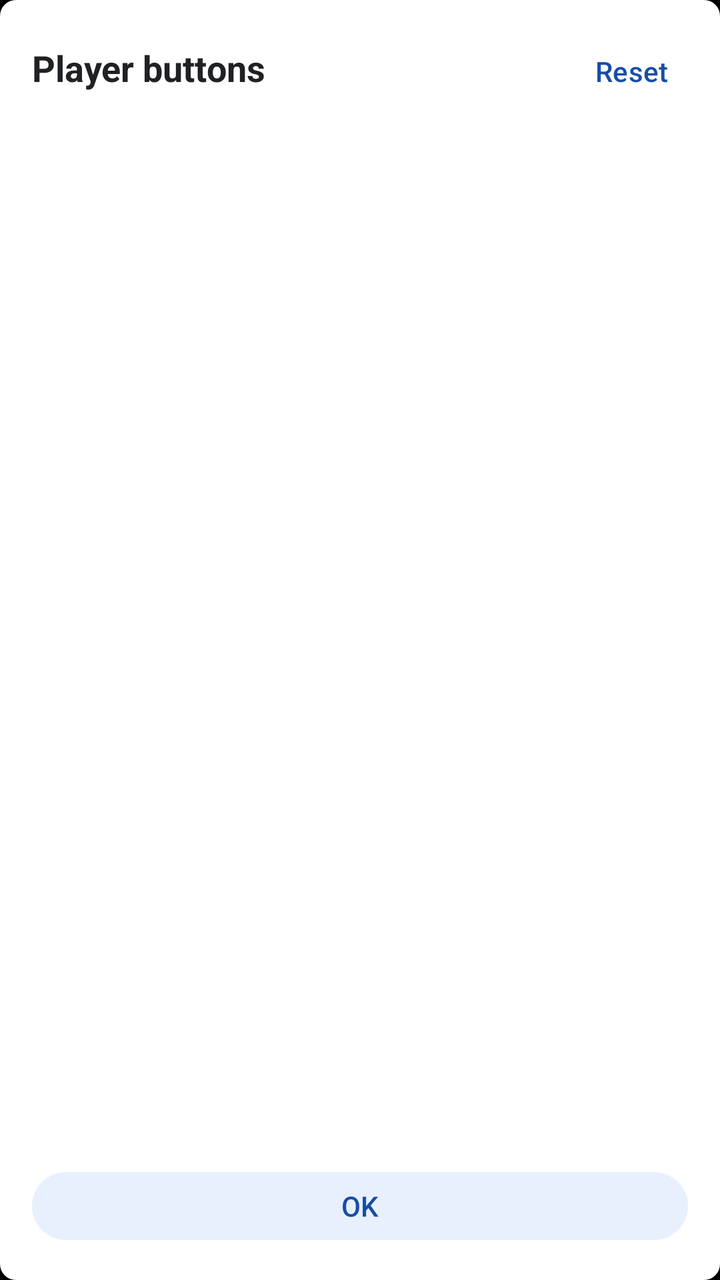
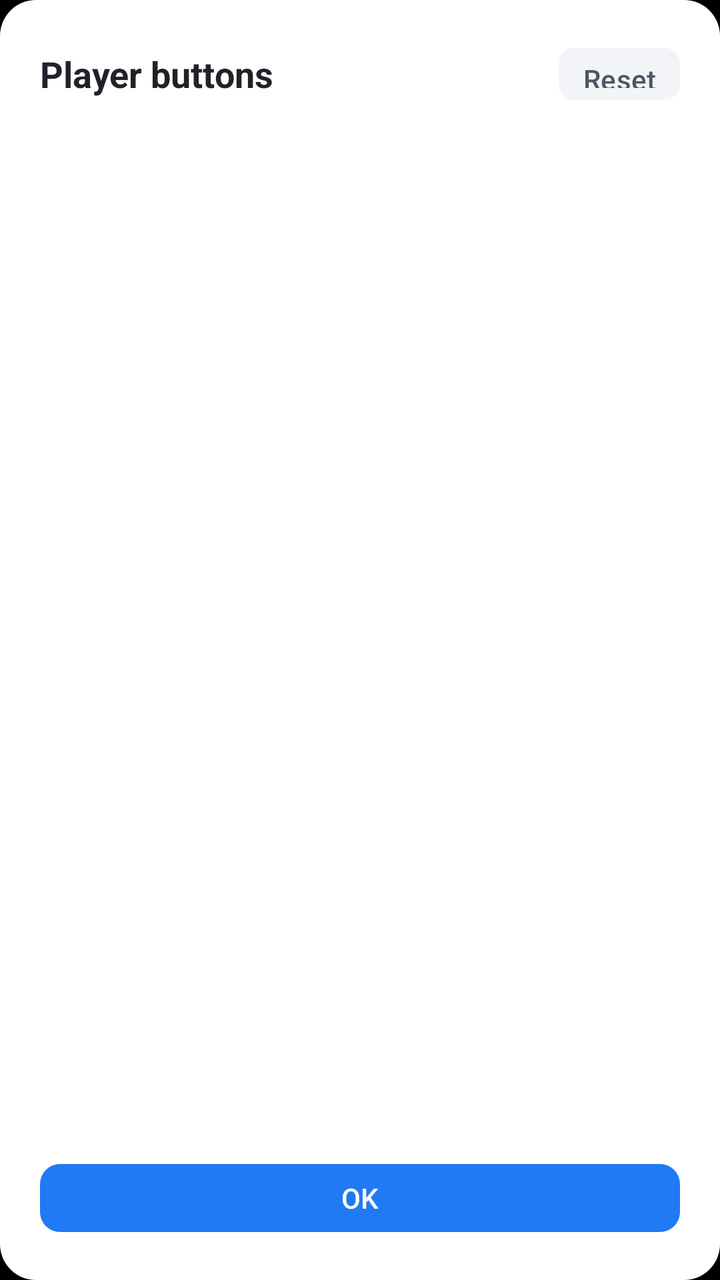

Compare the two renders of this Android layout. The source of the first and the diff that turns it into the second are given below.
<!-- AndroidManifest.xml: application theme Theme.App -->
<!-- res/layout/dialog_player_button_config.xml -->
<?xml version="1.0" encoding="utf-8"?>
<androidx.appcompat.widget.LinearLayoutCompat xmlns:android="http://schemas.android.com/apk/res/android"
    xmlns:app="http://schemas.android.com/apk/res-auto"
    android:id="@+id/root"
    android:layout_width="match_parent"
    android:layout_height="match_parent"
    android:background="@drawable/shape_shell_proxy_dialog"
    android:orientation="vertical"
    android:padding="16dp">

    <androidx.appcompat.widget.LinearLayoutCompat
        android:layout_width="match_parent"
        android:layout_height="wrap_content"
        android:gravity="center_vertical"
        android:orientation="horizontal">

        <com.google.android.material.textview.MaterialTextView
            android:layout_width="0dp"
            android:layout_height="wrap_content"
            android:layout_weight="1"
            android:text="@string/player_button_config"
            android:textColor="#202124"
            android:textSize="18sp"
            android:textStyle="bold" />

        <com.google.android.material.button.MaterialButton
            android:id="@+id/reset"
            style="@style/Widget.Material3.Button.TextButton"
            android:layout_width="wrap_content"
            android:layout_height="36dp"
            android:minWidth="56dp"
            android:paddingStart="10dp"
            android:paddingEnd="10dp"
            android:text="@string/dialog_reset"
            android:textColor="@color/dialog_tonal_button_text" />

    </androidx.appcompat.widget.LinearLayoutCompat>

    <com.google.android.material.textview.MaterialTextView
        android:id="@+id/summary"
        android:layout_width="match_parent"
        android:layout_height="wrap_content"
        android:layout_marginTop="6dp"
        android:textColor="#5F6368"
        android:textSize="13sp" />

    <androidx.recyclerview.widget.RecyclerView
        android:id="@+id/recycler"
        android:layout_width="match_parent"
        android:layout_height="0dp"
        android:layout_marginTop="12dp"
        android:layout_weight="1"
        android:clipToPadding="false"
        android:overScrollMode="never"
        android:paddingTop="8dp"
        android:paddingBottom="8dp" />

    <com.google.android.material.button.MaterialButton
        android:id="@+id/close"
        android:layout_width="match_parent"
        android:layout_height="42dp"
        android:layout_marginTop="12dp"
        android:text="@string/dialog_positive"
        android:textColor="@color/dialog_tonal_button_text"
        app:backgroundTint="@color/dialog_tonal_button_bg" />

</androidx.appcompat.widget.LinearLayoutCompat>
<!-- resources referenced by this layout -->
<resources>
  <!-- drawable shape_shell_proxy_dialog (drawable) -->
  <?xml version="1.0" encoding="utf-8"?>
  <shape xmlns:android="http://schemas.android.com/apk/res/android"
      android:shape="rectangle">
  
      <solid android:color="@color/white" />
  
      <corners android:radius="8dp" />
  
  </shape>
  <string name="dialog_positive">OK</string>
  <string name="dialog_reset">Reset</string>
  <string name="player_button_config">Player buttons</string>
  <style name="Theme.App" parent="Theme.Base" />
  <color name="white">#FFFFFF</color>
  <style name="Theme.Base" parent="Theme.Material3.Dark.NoActionBar">
          <item name="colorPrimary">@color/white</item>
          <item name="android:windowBackground">@color/black</item>
          <item name="android:windowFullscreen">true</item>
          <item name="android:windowTranslucentStatus">true</item>
          <item name="android:windowTranslucentNavigation">true</item>
          <item name="android:windowAnimationStyle">@style/NoAnim</item>
      </style>
  <color name="black">#000000</color>
  <style name="NoAnim">
          <item name="android:activityOpenEnterAnimation">@null</item>
          <item name="android:activityOpenExitAnimation">@null</item>
          <item name="android:activityCloseEnterAnimation">@null</item>
          <item name="android:activityCloseExitAnimation">@null</item>
      </style>
</resources>

<!-- the commit's change to res/layout/dialog_player_button_config.xml (unified diff, before → after) -->
@@ -6,7 +6,7 @@
     android:layout_height="match_parent"
     android:background="@drawable/shape_shell_proxy_dialog"
     android:orientation="vertical"
-    android:padding="16dp">
+    android:padding="20dp">
 
     <androidx.appcompat.widget.LinearLayoutCompat
         android:layout_width="match_parent"
@@ -19,7 +19,7 @@
             android:layout_height="wrap_content"
             android:layout_weight="1"
             android:text="@string/player_button_config"
-            android:textColor="#202124"
+            android:textColor="#1F2329"
             android:textSize="18sp"
             android:textStyle="bold" />
 
@@ -27,12 +27,14 @@
             android:id="@+id/reset"
             style="@style/Widget.Material3.Button.TextButton"
             android:layout_width="wrap_content"
-            android:layout_height="36dp"
+            android:layout_height="34dp"
             android:minWidth="56dp"
-            android:paddingStart="10dp"
-            android:paddingEnd="10dp"
+            android:paddingStart="12dp"
+            android:paddingEnd="12dp"
             android:text="@string/dialog_reset"
-            android:textColor="@color/dialog_tonal_button_text" />
+            android:textColor="#4E5564"
+            app:backgroundTint="#F2F4F7"
+            app:cornerRadius="8dp" />
 
     </androidx.appcompat.widget.LinearLayoutCompat>
 
@@ -48,12 +50,12 @@
         android:id="@+id/recycler"
         android:layout_width="match_parent"
         android:layout_height="0dp"
-        android:layout_marginTop="12dp"
+        android:layout_marginTop="10dp"
         android:layout_weight="1"
         android:clipToPadding="false"
         android:overScrollMode="never"
-        android:paddingTop="8dp"
-        android:paddingBottom="8dp" />
+        android:paddingTop="4dp"
+        android:paddingBottom="4dp" />
 
     <com.google.android.material.button.MaterialButton
         android:id="@+id/close"
@@ -61,7 +63,8 @@
         android:layout_height="42dp"
         android:layout_marginTop="12dp"
         android:text="@string/dialog_positive"
-        android:textColor="@color/dialog_tonal_button_text"
-        app:backgroundTint="@color/dialog_tonal_button_bg" />
+        android:textColor="@color/dialog_primary_button_text"
+        app:backgroundTint="@color/dialog_primary_button_bg"
+        app:cornerRadius="10dp" />
 
 </androidx.appcompat.widget.LinearLayoutCompat>
<!-- resource entries referenced after the edit -->
@@ -7,7 +7,7 @@
   
       <solid android:color="@color/white" />
   
-      <corners android:radius="8dp" />
+      <corners android:radius="18dp" />
   
   </shape>
   <string name="dialog_positive">OK</string>
